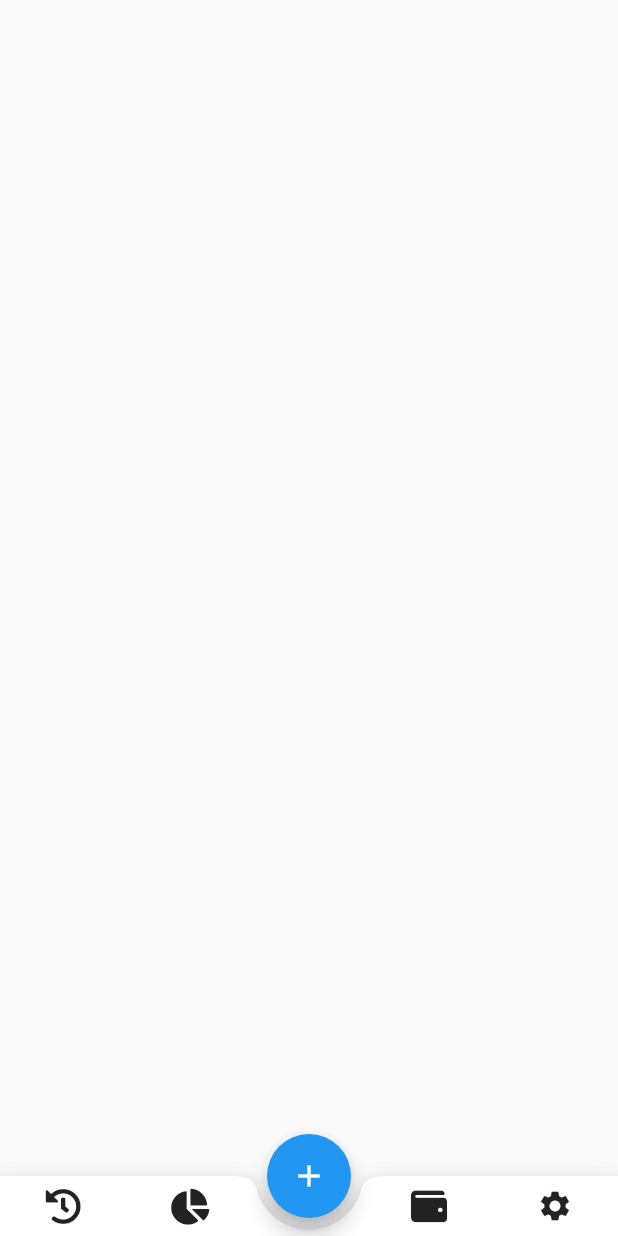
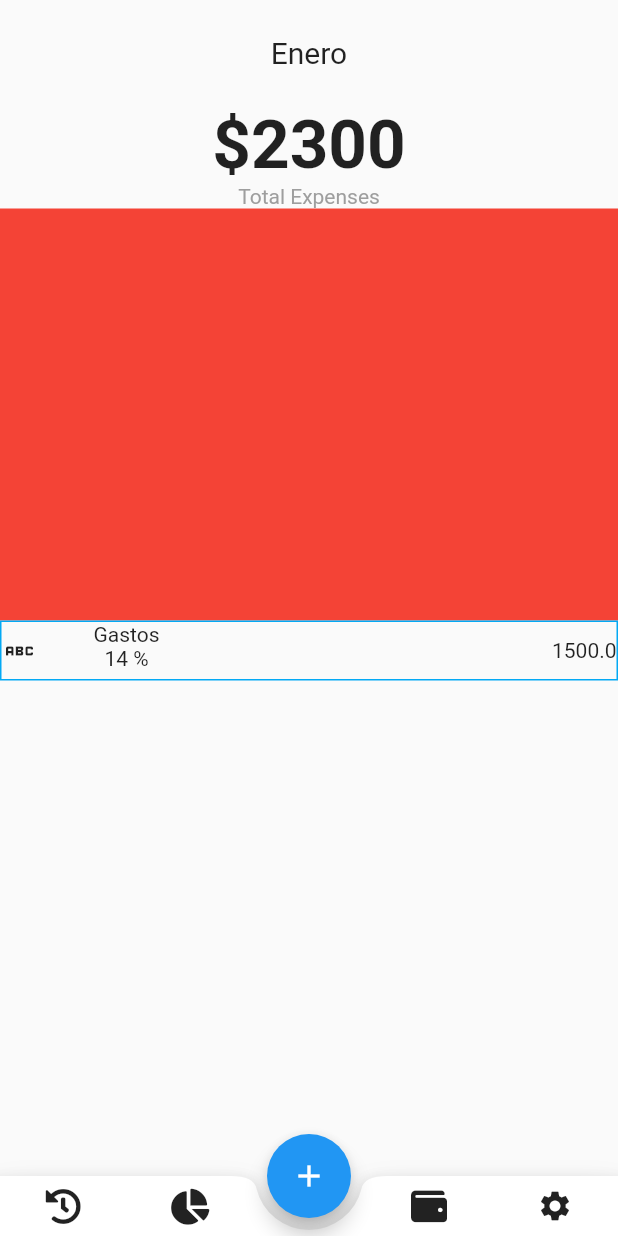
Before and after one commit to rodr15/finanzasPersonales, a Flutter app: the screen it shows after launch, on a phone screen of 412 x 824 dp. Run offline on Flutter 3.47's test engine with Material 2 defaults, Android fonts, the phone set to English and light mode, and no system bars; our stand-ins replace cloud_firestore, font_awesome_flutter; accounts and stored records are empty.

```diff
--- a/lib/home_page.dart
+++ b/lib/home_page.dart
@@ -1,5 +1,6 @@
 import 'package:flutter/material.dart';
 import 'package:font_awesome_flutter/font_awesome_flutter.dart';
+import 'package:cloud_firestore/cloud_firestore.dart';
 
 class HomePage extends StatefulWidget {
   const HomePage({Key? key}) : super(key: key);
@@ -9,6 +10,32 @@ class HomePage extends StatefulWidget {
 }
 
 class _HomePageState extends State<HomePage> {
+  List meses = [
+    "Enero",
+    "Febrero",
+    "Marzo",
+    "Abril",
+    "Mayo",
+    "Junio",
+    "Julio",
+    "Agosto",
+    "Septiembre",
+    "Octubre",
+    "Noviembre",
+    "Diciembre",
+  ];
+
+
+  @override
+  void initState(){
+super.initState();
+//FirebaseFirestore.instance.
+//collection('expenses').
+//where('month',isEqualTo: 10).
+//snapshots().
+//listen((data) {  })
+  }
+
   Widget _bottomAction(IconData icon) {
     return InkWell(
       child: Padding(
@@ -19,13 +46,79 @@ class _HomePageState extends State<HomePage> {
     );
   }
 
-  Widget _selector() => Container();
-  Widget _expenses() => Container();
-  Widget _graph() => Container();
-  Widget _list() => Container();
+  Widget _selector() => SizedBox.fromSize(
+        size: const Size.fromHeight(70),
+        child: PageView.builder(
+          scrollDirection: Axis.horizontal,
+          itemCount: meses.length,
+          itemBuilder: (context, index) {
+            return Center(
+                child: Text(
+              meses[index],
+              style: const TextStyle(fontSize: 20),
+            ));
+          },
+        ),
+      );
+
+  Widget _expenses() => Container(
+        child: Column(
+          children: const [
+            Center(
+              child: Text(
+                '\$2300',
+                style: TextStyle(fontWeight: FontWeight.bold, fontSize: 45.0),
+              ),
+            ),
+            Center(
+              child: Text(
+                'Total Expenses',
+                style: TextStyle(color: Colors.grey),
+              ),
+            )
+          ],
+        ),
+      );
+  Widget _graph() => Container(
+        width: MediaQuery.of(context).size.width,
+        height: MediaQuery.of(context).size.height / 3,
+        color: Colors.red,
+      );
+
+  Widget _itemRow(IconData icon, String nombre, int porcentaje, double gasto) {
+    return Container(
+      height: 40,
+      decoration: BoxDecoration(
+        border: Border.all(color: Colors.lightBlue),
+      ),
+      child: Row(
+        children: [
+          Icon(icon),
+          const Spacer(),
+          Column(
+            children: [Text(nombre), Text("$porcentaje \%")],
+          ),
+          const Spacer(
+            flex: 7,
+          ),
+          Text(gasto.toString())
+        ],
+      ),
+    );
+  }
+
+  Widget _list() => Expanded(
+        child: ListView.builder(
+          itemCount: 1,
+          itemBuilder: (context, index) {
+            return _itemRow(Icons.abc, "Gastos", 14, 1500);
+          },
+        ),
+      );
 
   Widget _body() {
     return SafeArea(
+        child: SafeArea(
       child: Column(
         children: [
           _selector(),
@@ -33,6 +126,7 @@ class _HomePageState extends State<HomePage> {
           _graph(),
           _list(),
         ],
+      ),
     ));
   }
 
--- a/pubspec.yaml
+++ b/pubspec.yaml
@@ -35,6 +35,7 @@ dependencies:
   # Use with the CupertinoIcons class for iOS style icons.
   cupertino_icons: ^1.0.2
   font_awesome_flutter: ^9.2.0
+  cloud_firestore: ^3.1.10
 
 dev_dependencies:
   flutter_test:
```
Also changed, not shown: pubspec.lock, 3 other files. Lines whose indentation alone changed are shown as unchanged.
